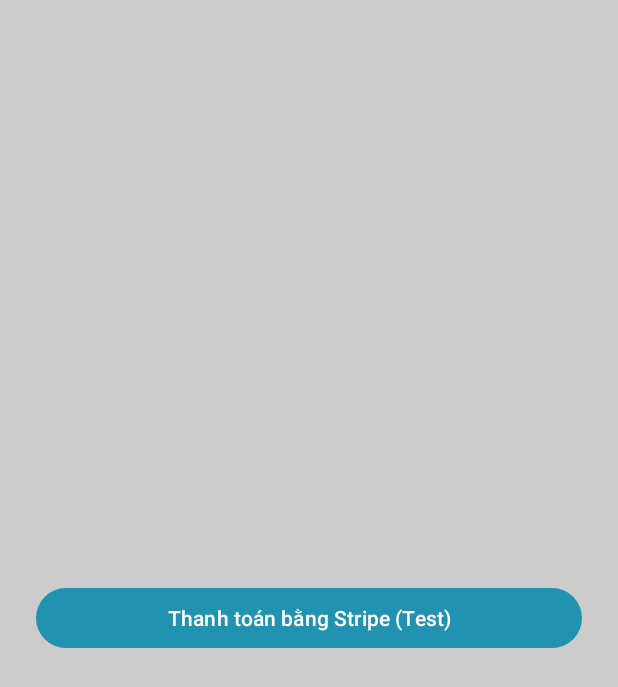
After one commit to kvp133/Pet-Shop-SE1862, an Android app: the layout activity_stripe_payment.xml on its own in the app's theme, with its tools: preview values and no code run, on a phone screen of 412 x 824 dp. The commit adds this screen. Shown: the top 687 px of the screen. Run offline under Robolectric (Android 15) with nearby library versions, the phone set to English and light mode, and no system bars.

Commit message:
fix payment

```diff
--- a/app/build.gradle
+++ b/app/build.gradle
@@ -74,4 +74,5 @@
     implementation 'com.google.android.material:material:1.8.0'
     implementation 'com.github.PhilJay:MPAndroidChart:v3.0.3'
     implementation('com.google.firebase:firebase-database')
+
 }
--- a/app/src/main/AndroidManifest.xml
+++ b/app/src/main/AndroidManifest.xml
@@ -159,6 +159,7 @@
         <activity
             android:name=".MainActivity"
             android:exported="true" />
+        <activity android:name=".StripePaymentActivity" />
 
         <meta-data
             android:name="preloaded_fonts"
--- /dev/null
+++ b/app/src/main/res/layout/activity_stripe_payment.xml
@@ -0,0 +1,15 @@
+<?xml version="1.0" encoding="utf-8"?>
+<LinearLayout xmlns:android="http://schemas.android.com/apk/res/android"
+    android:layout_width="match_parent"
+    android:layout_height="match_parent"
+    android:orientation="vertical"
+    android:gravity="center"
+    android:padding="24dp">
+
+    <Button
+        android:id="@+id/btnStripePay"
+        android:layout_width="match_parent"
+        android:layout_height="wrap_content"
+        android:text="Thanh toán bằng Stripe (Test)" />
+
+</LinearLayout>
```
Also changed, not shown: app/src/main/java/com/example/petshopapplication/PaymentActivity.java (+8 -78 lines), app/src/main/java/com/example/petshopapplication/ZaloPayPaymentActivity.java (deleted, +0 -40 lines), app/src/main/res/layout/activity_payment.xml (+0 -7 lines).
